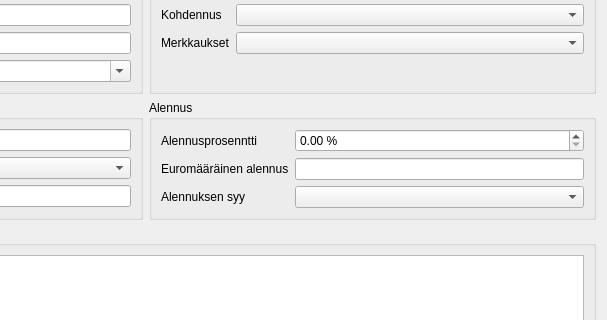
First picture: the form in kitsas/laskutus/laskudlg/laskurividialogi.ui, repository artoh/kitupiikki, before the edit; both pictures show x 315 to 922 and y 161 to 481 of the 922 by 852 pixel window.
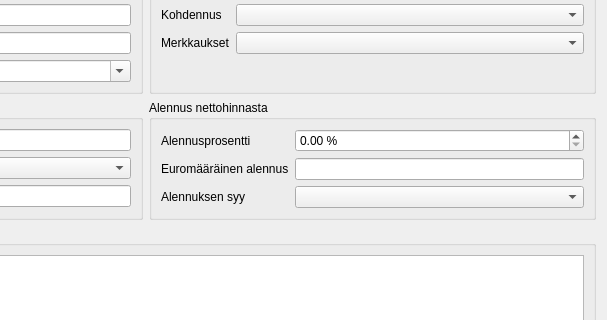
Second picture: the form after the edit. Custom widgets are drawn as their Qt base class.

Diff of the .ui file:
```diff
--- a/kitsas/laskutus/laskudlg/laskurividialogi.ui
+++ b/kitsas/laskutus/laskudlg/laskurividialogi.ui
@@ -185,13 +185,13 @@
    <item row="2" column="1">
     <widget class="QGroupBox" name="groupBox_4">
      <property name="title">
-      <string>Alennus</string>
+      <string>Alennus nettohinnasta</string>
      </property>
      <layout class="QFormLayout" name="formLayout_4">
       <item row="0" column="0">
        <widget class="QLabel" name="label_8">
         <property name="text">
-         <string>Alennusprosenntti</string>
+         <string>Alennusprosentti</string>
         </property>
        </widget>
       </item>
```
